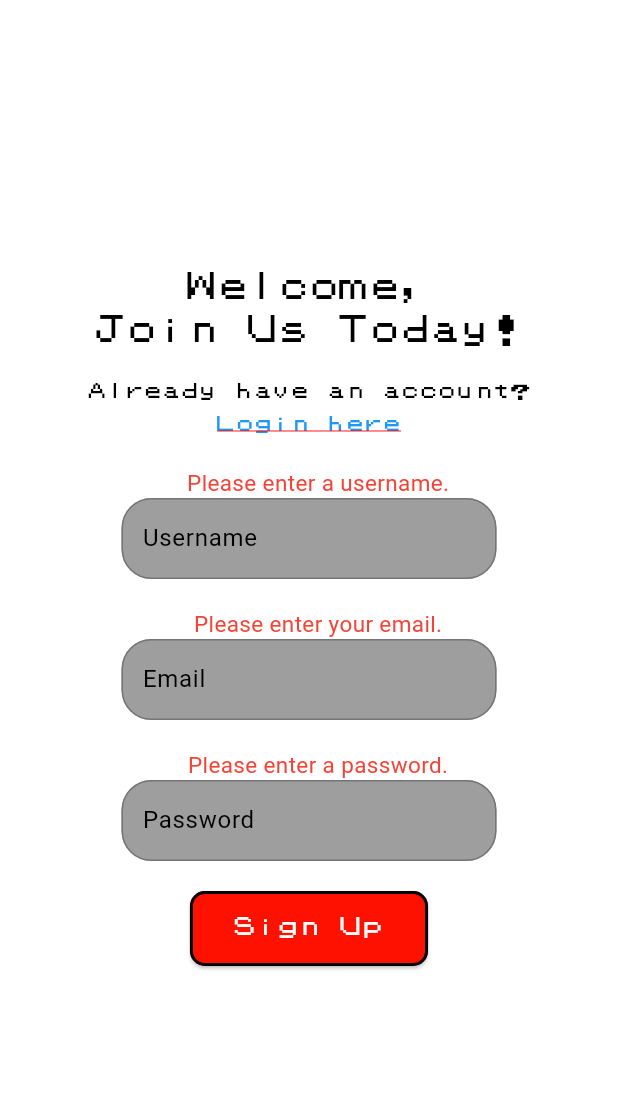
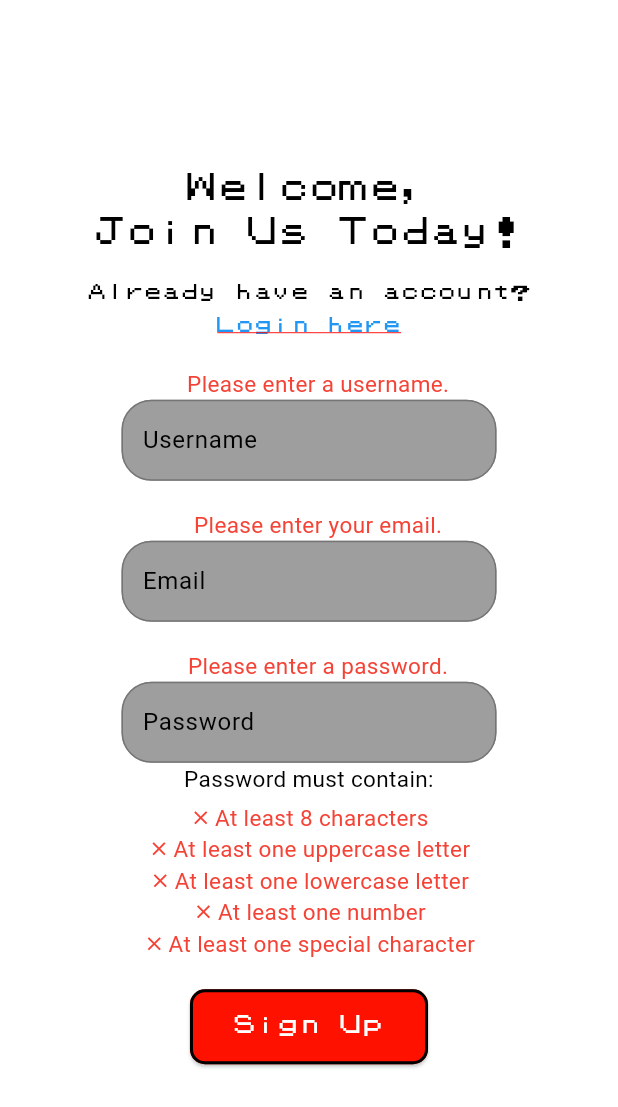
Before and after one commit to alex-nash-ucf/pokeverse, a Flutter app: the SignUpPage screen opened directly, after a tap on "Sign Up", on a phone screen of 412 x 824 dp. Shown: the top 1107 px of the screen. Run offline on Flutter 3.47's test engine with Material 3 defaults, Android fonts, the phone set to English and light mode, and no system bars; our stand-ins replace email_validator, flutter_svg.

Commit message:
Password requirements

```diff
--- a/mobile/lib/screens/SignUp.dart
+++ b/mobile/lib/screens/SignUp.dart
@@ -28,6 +28,13 @@ class _SignUpPageState extends State<SignUpPage> {
   bool signedUp = false;
   bool validEmail = true;
   bool _isLoading = false;
+  // Password requirements
+  bool passwordChanged = false;
+  bool isMinLength = false;
+  bool hasOneUppercase = false;
+  bool hasOneLowercase = false;
+  bool hasOneNumber = false;
+  bool hasSpecialChar = false;
 
   @override
   void dispose() {
@@ -45,6 +52,12 @@ class _SignUpPageState extends State<SignUpPage> {
       passwordEmpty = false;
       signedUp = false;
       validEmail = true;
+      passwordChanged = false;
+      isMinLength = false;
+      hasOneUppercase = false;
+      hasOneLowercase = false;
+      hasOneNumber = false;
+      hasSpecialChar = false;
     });
 
     final String username = _usernameController.text.trim();
@@ -75,12 +88,16 @@ class _SignUpPageState extends State<SignUpPage> {
         emailEmpty = true;
       });
     }
-    if(emailEmpty || passwordEmpty || usernameEmpty){
+
+    if(emailEmpty || passwordEmpty || usernameEmpty || !_isValidPassword()){
       setState(() {
         _isLoading = false;
+        passwordChanged = true;
       });
+      _checkPasswordRequirements(password);
       return;
     }
+
 
     try {
       final response = await http.post(
@@ -128,6 +145,20 @@ class _SignUpPageState extends State<SignUpPage> {
         _isLoading = false;
       });
     }
+  }
+
+  void _checkPasswordRequirements(String password){
+    setState(() {
+      isMinLength = password.length >= 8;
+      hasOneUppercase = password.contains(RegExp(r'[A-Z]'));
+      hasOneLowercase = password.contains(RegExp(r'[a-z]'));
+      hasOneNumber = password.contains(RegExp(r'[0-9]'));
+      hasSpecialChar = password.contains(RegExp(r'[!@#$%^&*(),.?":{}|<>]'));
+    });
+  }
+
+  bool _isValidPassword(){
+    return isMinLength && hasOneLowercase && hasOneUppercase && hasOneNumber && hasSpecialChar;
   }
 
   @override
@@ -276,6 +307,12 @@ class _SignUpPageState extends State<SignUpPage> {
                     controller: _passwordController,
                     style: TextStyle(color: Colors.black),
                     obscureText: true,
+                    onChanged: (value) {
+                      setState(() {
+                        passwordChanged = true;
+                        _checkPasswordRequirements(value);
+                      });
+                    },
                     decoration: InputDecoration(
                       hintText: 'Password',
                       hintStyle: TextStyle(color: Colors.black),
@@ -293,6 +330,8 @@ class _SignUpPageState extends State<SignUpPage> {
                     ),
                   ),
                 ),
+                if(passwordChanged)
+                  _buildPasswordRequirements(),
                 SizedBox(height: 20),
                 ElevatedButton(
                   onPressed: _signUp,
@@ -329,4 +368,49 @@ class _SignUpPageState extends State<SignUpPage> {
       ),
     );
   }
+
+  Widget _buildPasswordRequirements(){
+    return Column(
+      mainAxisAlignment: MainAxisAlignment.center,
+      children: [
+        Text(
+          'Password must contain:',
+          style: TextStyle(
+            fontSize: 15,
+            color: Colors.black,
+          ),
+          textAlign: TextAlign.center,
+        ),
+        SizedBox(height: 5),
+        // Insert requirement text
+        _buildRequirementText('At least 8 characters', isMinLength),
+        _buildRequirementText('At least one uppercase letter', hasOneUppercase),
+        _buildRequirementText('At least one lowercase letter', hasOneLowercase),
+        _buildRequirementText('At least one number', hasOneNumber),
+        _buildRequirementText('At least one special character', hasSpecialChar),
+      ],
+    );
+  }
+
+  Widget _buildRequirementText(String requirement, bool isMet){
+    return Row(
+      mainAxisSize: MainAxisSize.min,
+      crossAxisAlignment: CrossAxisAlignment.center,
+      children: [
+        Icon(
+          isMet ? Icons.check : Icons.close,
+          color: isMet ? Colors.green : Colors.red,
+          size: 15,
+        ),
+        SizedBox(width: 2),
+        Text(
+          requirement,
+          style: TextStyle(
+            color: isMet ? Colors.green : Colors.red,
+            fontSize: 15,
+          ),
+        )
+      ],
+    );
+  }
 }
```
Also changed, not shown: mobile/flutter_01.png (added).
